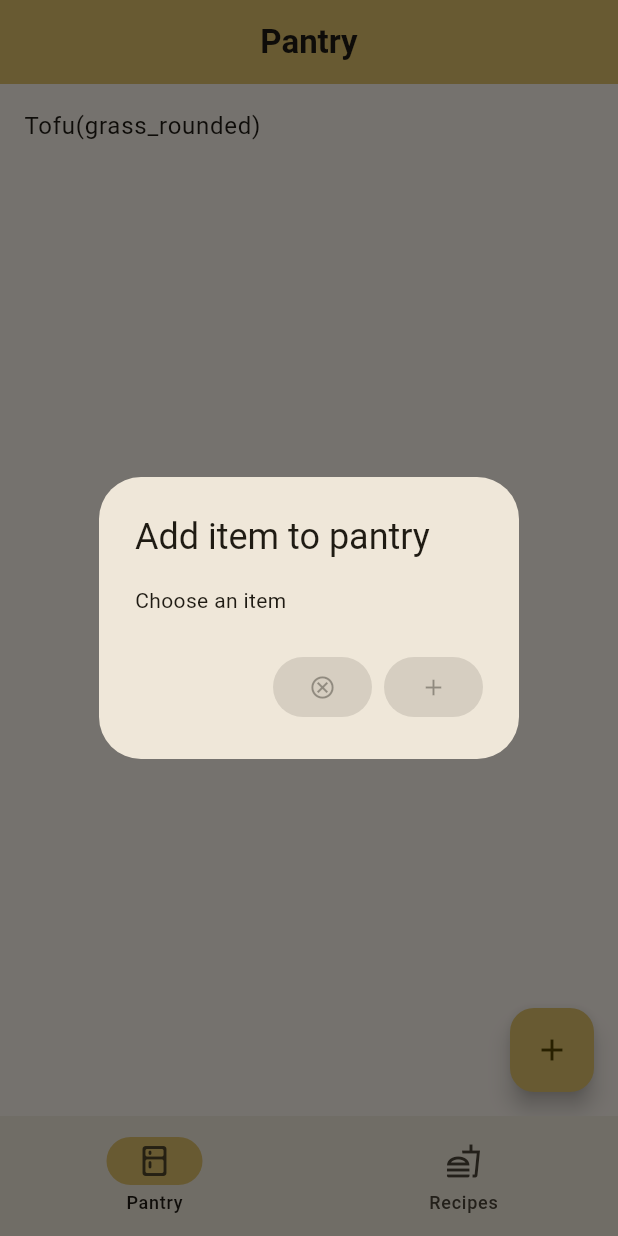
After one commit to Aayushstha03/fridge-manager, a Flutter app: the screen it shows after launch, after a tap on the "add" icon, on a phone screen of 412 x 824 dp. The commit adds this screen. Run offline on Flutter 3.47's test engine with Material 3 defaults, Android fonts, the light colour scheme and no system bars.

Commit message:
refactored code for better readability, now implementing dropdownemnu to add items to pantry

```diff
--- /dev/null
+++ b/lib/components/dialog.dart
@@ -0,0 +1,23 @@
+import 'package:flutter/material.dart';
+
+class AddNewRecipeDialog extends StatefulWidget {
+  const AddNewRecipeDialog({super.key});
+
+  @override
+  State<AddNewRecipeDialog> createState() => _AddNewRecipeDialogState();
+}
+
+class _AddNewRecipeDialogState extends State<AddNewRecipeDialog> {
+  @override
+  Widget build(BuildContext context) {
+    return AlertDialog(
+      title: Text('Add item to pantry'),
+      content: Text('Choose an item'),
+      actions: [
+        FilledButton(onPressed: null, child: Icon(Icons.cancel_outlined)),
+        FilledButton(onPressed: null, child: Icon(Icons.add_outlined))
+      ],
+    );
+    ;
+  }
+}
--- a/lib/pages/pantry_page.dart
+++ b/lib/pages/pantry_page.dart
@@ -1,4 +1,5 @@
 import 'package:flutter/material.dart';
+import 'package:fridge_app/components/dialog.dart';
 import 'package:fridge_app/models/ingredient_model.dart';
 import 'package:provider/provider.dart';
 
@@ -16,14 +17,7 @@ class _PantryPageState extends State<PantryPage> {
     showDialog(
       context: context,
       builder: (context) {
-        return const AlertDialog(
-          title: Text('Add item to pantry'),
-          content: Text('Choose an item'),
-          actions: [
-            FilledButton(onPressed: null, child: Icon(Icons.cancel_outlined)),
-            FilledButton(onPressed: null, child: Icon(Icons.add_outlined))
-          ],
-        );
+        return AddNewRecipeDialog();
       },
     );
   }
```
